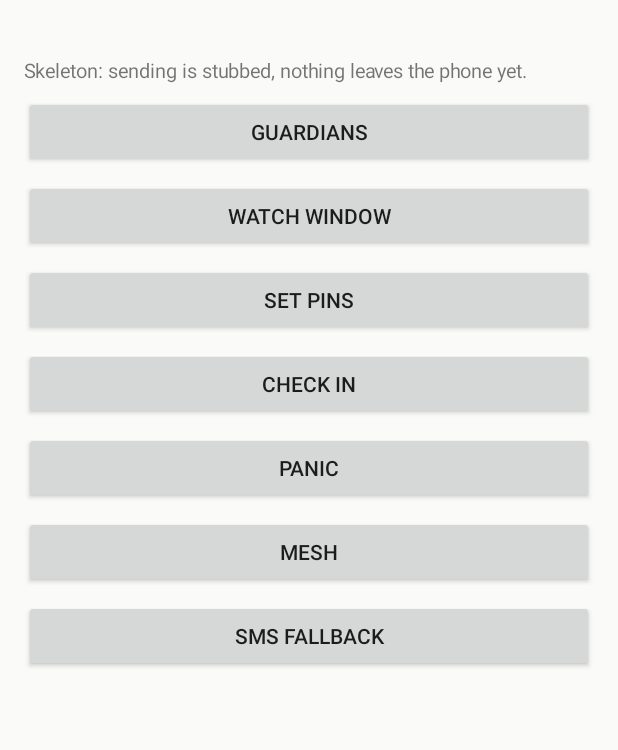
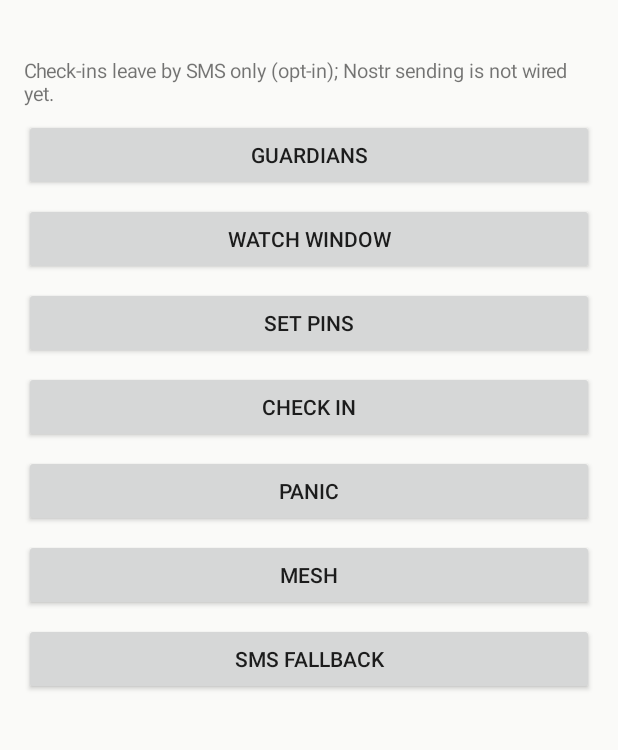
Before and after one commit to altradits/kengele, an Android app: the screen it shows after launch (MainActivity), on a phone screen of 412 x 824 dp, the part 152-902 px from its top. Run offline under Robolectric (Android 15) with nearby library versions, the phone set to English and light mode, and no system bars; 8 statements that could not run were skipped.

Commit message:
android: correct transport status now SMS sends

```diff
--- a/android/app/src/main/res/values/strings.xml
+++ b/android/app/src/main/res/values/strings.xml
@@ -8,7 +8,7 @@
     <string name="menu_checkin">Check in</string>
     <string name="menu_panic">Panic</string>
 
-    <string name="transport_stub">Skeleton: sending is stubbed, nothing leaves the phone yet.</string>
+    <string name="transport_stub">Check-ins leave by SMS only (opt-in); Nostr sending is not wired yet.</string>
     <string name="status_line">Guardians: %1$d · Window: %2$s</string>
     <string name="status_window_set">%1$d min</string>
     <string name="window_none">not set</string>
```
Also changed, not shown: 1 other file.
